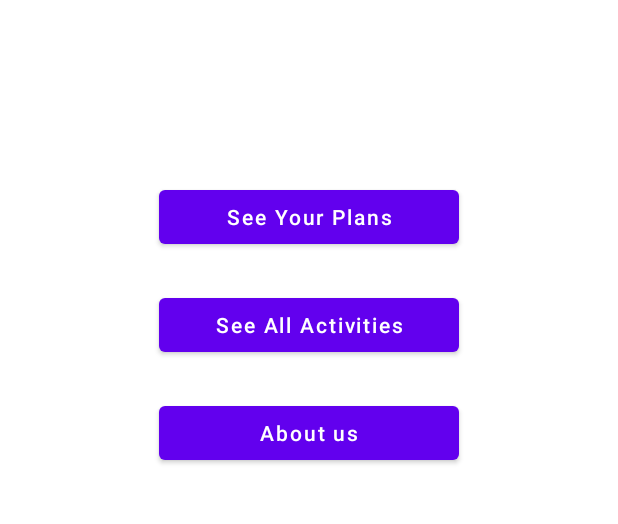
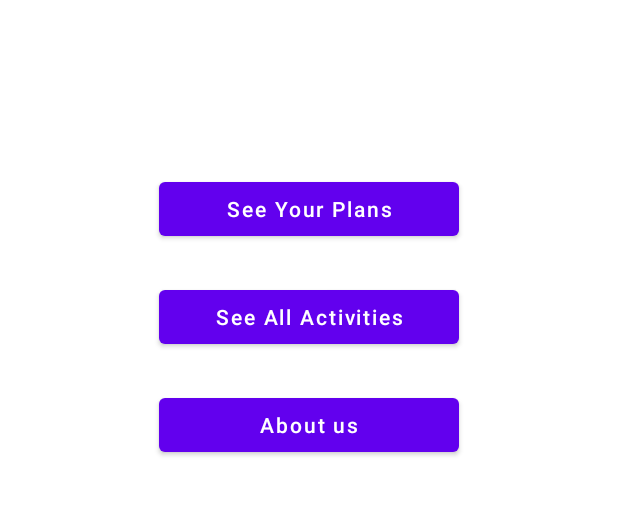
Before and after one commit to NeShkApp/Gym_App, an Android app: the screen it shows after launch (MainActivity), on a phone screen of 412 x 824 dp, the part 377-901 px from its top. Run offline under Robolectric (Android 15) with nearby library versions, the phone set to English and light mode, and no system bars.

Commit message:
added the project. Version 1.0.1

```diff
--- a/app/src/main/res/layout/activity_main.xml
+++ b/app/src/main/res/layout/activity_main.xml
@@ -27,7 +27,7 @@
         app:layout_constraintEnd_toEndOf="parent"
         app:layout_constraintStart_toStartOf="parent"
         app:layout_constraintTop_toBottomOf="@+id/imageView"
-        app:layout_constraintVertical_bias="0.23" />
+        app:layout_constraintVertical_bias="0.22" />
 
     <Button
         android:id="@+id/btnSeeAllActivities"
```
